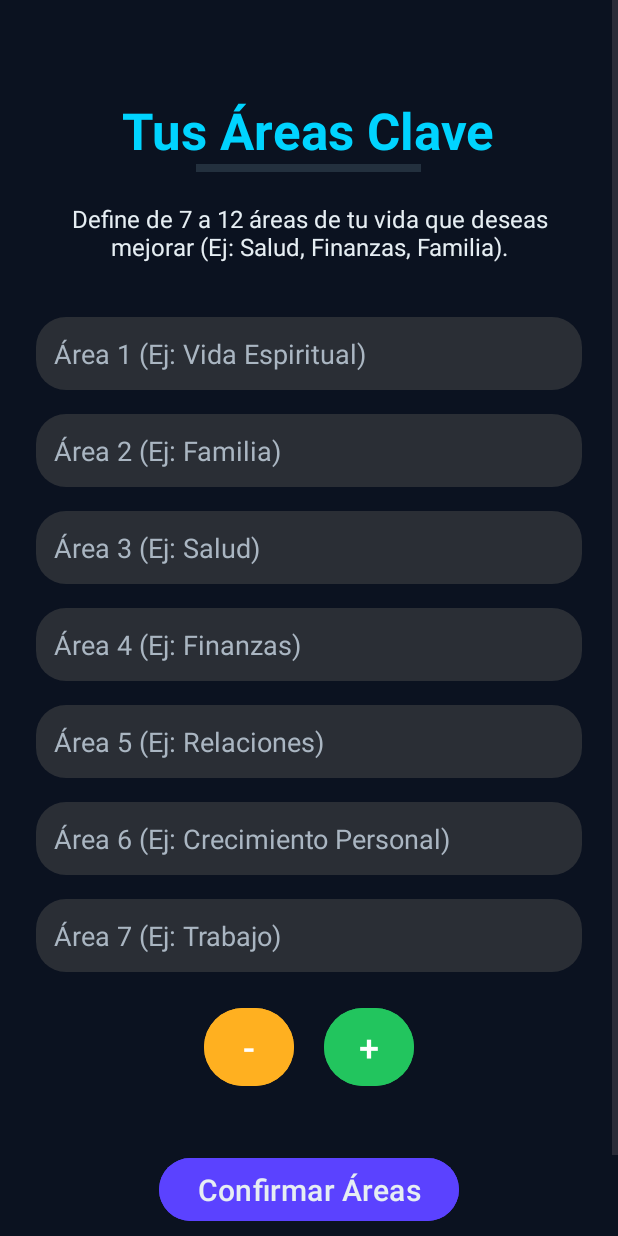
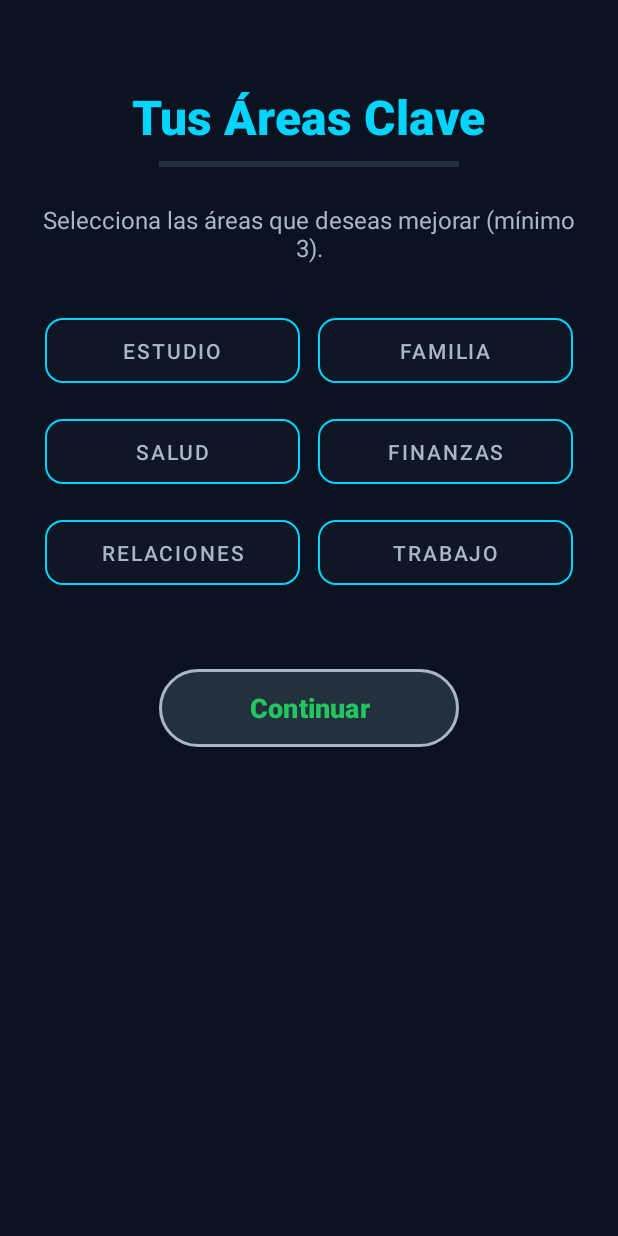
Before and after one commit to Bcio01/InfinityLive, an Android app: the SelectAreaActivity screen opened directly, with no data from a screen before it, on a phone screen of 412 x 824 dp. Run offline under Robolectric (Android 15) with nearby library versions, the light colour scheme and no system bars; our stand-ins replace Firebase (no records; nobody signed in at launch, a user with empty details on screens opened directly).

Commit message:
Inicio de sesion con Firebase y ajustes al diseño

```diff
--- /dev/null
+++ b/app/src/main/res/color/selector_boton_borde.xml
@@ -0,0 +1,5 @@
+<?xml version="1.0" encoding="utf-8"?>
+<selector xmlns:android="http://schemas.android.com/apk/res/android">
+    <item android:color="@color/primary" android:state_checked="true"/>
+    <item android:color="@color/acent"/>
+</selector>
--- /dev/null
+++ b/app/src/main/res/color/selector_boton_texto.xml
@@ -0,0 +1,5 @@
+<?xml version="1.0" encoding="utf-8"?>
+<selector xmlns:android="http://schemas.android.com/apk/res/android">
+    <item android:color="@color/text_primary" android:state_checked="true"/>
+    <item android:color="@color/text_secondary"/>
+</selector>
--- a/app/src/main/res/layout/activity_inicio.xml
+++ b/app/src/main/res/layout/activity_inicio.xml
@@ -89,7 +89,7 @@
                         android:layout_width="wrap_content"
                         android:layout_height="wrap_content"
                         android:text="❤️ HP: "
-                        android:textColor="@color/warning"
+                        android:textColor="@color/penalty"
                         android:textSize="16sp"/>
                     <TextView
                         android:id="@+id/tvHp"
@@ -110,7 +110,7 @@
                         android:layout_width="wrap_content"
                         android:layout_height="wrap_content"
                         android:text="💰 Monedas: "
-                        android:textColor="@color/success"
+                        android:textColor="@color/primary"
                         android:textSize="16sp"/>
                     <TextView
                         android:id="@+id/tvMonedas"
@@ -127,7 +127,7 @@
             android:layout_width="wrap_content"
             android:layout_height="wrap_content"
             android:text="Progreso de Áreas"
-            android:textColor="@color/acent"
+            android:textColor="@color/text_secondary"
             android:textSize="18sp"
             android:textStyle="bold"
             android:layout_marginStart="20dp"
--- a/app/src/main/res/layout/activity_main.xml
+++ b/app/src/main/res/layout/activity_main.xml
@@ -53,11 +53,13 @@
         android:id="@+id/btnComenzar"
         android:layout_width="200sp"
         android:layout_height="60sp"
-        android:backgroundTint="@color/achievement"
+        android:backgroundTint="@color/divider"
         android:text="Comenzar"
-        android:textColor="@color/text_primary"
+        android:textColor="@color/primary"
         android:textSize="20sp"
         app:cornerRadius="60sp"
+        app:strokeColor="@color/text_secondary"
+        app:strokeWidth="2dp"
         app:layout_constraintBottom_toBottomOf="parent"
         app:layout_constraintEnd_toEndOf="parent"
         app:layout_constraintHorizontal_bias="0.497"
--- a/app/src/main/res/layout/activity_select_area.xml
+++ b/app/src/main/res/layout/activity_select_area.xml
@@ -16,141 +16,155 @@
         <TextView
             android:layout_width="wrap_content"
             android:layout_height="wrap_content"
-            android:layout_marginTop="40sp"
+            android:layout_marginTop="32dp"
             android:text="Tus Áreas Clave"
             android:textColor="@color/acent"
-            android:textSize="34sp"
+            android:textSize="32sp"
+            android:fontFamily="sans-serif-black"
             android:textStyle="bold" />
 
         <View
-            android:id="@+id/divider"
-            android:layout_width="150sp"
-            android:layout_height="5sp"
-            android:background="@color/divider"/>
+            android:layout_width="200dp"
+            android:layout_height="4dp"
+            android:layout_marginTop="8dp"
+            android:background="@color/divider"
+            android:backgroundTint="@color/divider"/>
 
         <TextView
             android:layout_width="match_parent"
             android:layout_height="wrap_content"
-            android:layout_marginTop="20sp"
-            android:layout_marginBottom="20sp"
-            android:text="Define de 7 a 12 áreas de tu vida que deseas mejorar (Ej: Salud, Finanzas, Familia)."
+            android:layout_marginTop="24dp"
+            android:layout_marginBottom="24dp"
+            android:text="Selecciona las áreas que deseas mejorar (mínimo 3)."
             android:textSize="16sp"
-            android:textColor="@color/text_primary"
+            android:textColor="@color/text_secondary"
+            android:textAlignment="center"
             android:gravity="center_horizontal"/>
 
-        <LinearLayout
-            android:id="@+id/layoutAreasDinamicas"
+        <GridLayout
             android:layout_width="match_parent"
             android:layout_height="wrap_content"
-            android:orientation="vertical">
+            android:columnCount="2"
+            android:rowCount="3"
+            android:alignmentMode="alignMargins"
+            android:columnOrderPreserved="false"
+            android:useDefaultMargins="true">
 
-            <EditText
-                android:layout_width="match_parent"
+            <com.google.android.material.button.MaterialButton
+                android:id="@+id/btnArea1"
+                style="@style/Widget.MaterialComponents.Button.OutlinedButton"
+                android:layout_width="0dp"
                 android:layout_height="wrap_content"
-                android:layout_marginTop="16sp"
-                android:background="@drawable/rounded_input"
-                android:hint="Área 1 (Ej: Vida Espiritual)"
-                android:inputType="textCapSentences"
-                android:textColor="@color/text_primary"
-                android:textColorHint="@color/text_secondary" />
+                android:layout_columnWeight="1"
+                android:layout_margin="6dp"
+                android:paddingTop="12dp"
+                android:paddingBottom="12dp"
+                android:text="Estudio"
+                android:checkable="true"
+                app:cornerRadius="12dp"
+                app:strokeColor="@color/selector_boton_borde"
+                app:backgroundTint="@color/surface"
+                android:textColor="@color/selector_boton_texto"/>
 
-            <EditText
-                android:layout_width="match_parent"
+            <com.google.android.material.button.MaterialButton
+                android:id="@+id/btnArea2"
+                style="@style/Widget.MaterialComponents.Button.OutlinedButton"
+                android:layout_width="0dp"
                 android:layout_height="wrap_content"
-                android:layout_marginTop="16sp"
-                android:hint="Área 2 (Ej: Familia)"
-                android:inputType="textCapSentences"
-                android:background="@drawable/rounded_input"
-                android:textColor="@color/text_primary"
-                android:textColorHint="@color/text_secondary"/>
+                android:layout_columnWeight="1"
+                android:layout_margin="6dp"
+                android:paddingTop="12dp"
+                android:paddingBottom="12dp"
+                android:text="Familia"
+                android:checkable="true"
+                app:cornerRadius="12dp"
+                app:strokeColor="@color/selector_boton_borde"
+                app:backgroundTint="@color/surface"
+                android:textColor="@color/selector_boton_texto"/>
 
-            <EditText
-                android:layout_width="match_parent"
+            <com.google.android.material.button.MaterialButton
+                android:id="@+id/btnArea3"
+                style="@style/Widget.MaterialComponents.Button.OutlinedButton"
+                android:layout_width="0dp"
                 android:layout_height="wrap_content"
-                android:layout_marginTop="16dp"
-                android:hint="Área 3 (Ej: Salud)"
-                android:inputType="textCapSentences"
-                android:background="@drawable/rounded_input"
-                android:textColor="@color/text_primary"
-                android:textColorHint="@color/text_secondary"/>
+                android:layout_columnWeight="1"
+                android:layout_margin="6dp"
+                android:paddingTop="12dp"
+                android:paddingBottom="12dp"
+                android:text="Salud"
+                android:checkable="true"
+                app:cornerRadius="12dp"
+                app:strokeColor="@color/selector_boton_borde"
+                app:backgroundTint="@color/surface"
+                android:textColor="@color/selector_boton_texto"/>
 
-            <EditText
-                android:layout_width="match_parent"
+            <com.google.android.material.button.MaterialButton
+                android:id="@+id/btnArea4"
+                style="@style/Widget.MaterialComponents.Button.OutlinedButton"
+                android:layout_width="0dp"
                 android:layout_height="wrap_content"
-                android:layout_marginTop="16dp"
-                android:hint="Área 4 (Ej: Finanzas)"
-                android:inputType="textCapSentences"
-                android:background="@drawable/rounded_input"
-                android:textColor="@color/text_primary"
-                android:textColorHint="@color/text_secondary"/>
+                android:layout_columnWeight="1"
+                android:layout_margin="6dp"
+                android:paddingTop="12dp"
+                android:paddingBottom="12dp"
+                android:text="Finanzas"
+                android:checkable="true"
+                app:cornerRadius="12dp"
+                app:strokeColor="@color/selector_boton_borde"
+                app:backgroundTint="@color/surface"
+                android:textColor="@color/selector_boton_texto"/>
 
-            <EditText
-                android:layout_width="match_parent"
+            <com.google.android.material.button.MaterialButton
+                android:id="@+id/btnArea5"
+                style="@style/Widget.MaterialComponents.Button.OutlinedButton"
+                android:layout_width="0dp"
                 android:layout_height="wrap_content"
-                android:layout_marginTop="16dp"
-                android:hint="Área 5 (Ej: Relaciones)"
-                android:inputType="textCapSentences"
-                android:background="@drawable/rounded_input"
-                android:textColor="@color/text_primary"
-                android:textColorHint="@color/text_secondary"/>
+                android:layout_columnWeight="1"
+                android:layout_margin="6dp"
+                android:paddingTop="12dp"
+                android:paddingBottom="12dp"
+                android:text="Relaciones"
+                android:checkable="true"
+                app:cornerRadius="12dp"
+                app:strokeColor="@color/selector_boton_borde"
+                app:backgroundTint="@color/surface"
+                android:textColor="@color/selector_boton_texto"/>
 
-            <EditText
-                android:layout_width="match_parent"
+            <com.google.android.material.button.MaterialButton
+                android:id="@+id/btnArea6"
+                style="@style/Widget.MaterialComponents.Button.OutlinedButton"
+                android:layout_width="0dp"
                 android:layout_height="wrap_content"
-                android:layout_marginTop="16dp"
-                android:hint="Área 6 (Ej: Crecimiento Personal)"
-                android:inputType="textCapSentences"
-                android:background="@drawable/rounded_input"
-                android:textColor="@color/text_primary"
-                android:textColorHint="@color/text_secondary"/>
+                android:layout_columnWeight="1"
+                android:layout_margin="6dp"
+                android:paddingTop="12dp"
+                android:paddingBottom="12dp"
+                android:text="Trabajo"
+                android:checkable="true"
+                app:cornerRadius="12dp"
+                app:strokeColor="@color/selector_boton_borde"
+                app:backgroundTint="@color/surface"
+                android:textColor="@color/selector_boton_texto"/>
 
-            <EditText
-                android:layout_width="match_parent"
-                android:layout_height="wrap_content"
-                android:layout_marginTop="16dp"
-                android:hint="Área 7 (Ej: Trabajo)"
-                android:inputType="textCapSentences"
-                android:background="@drawable/rounded_input"
-                android:textColor="@color/text_primary"
-                android:textColorHint="@color/text_secondary"/>
+        </GridLayout>
 
-        </LinearLayout>
-
-        <LinearLayout
+        <Space
             android:layout_width="match_parent"
-            android:layout_height="wrap_content"
-            android:orientation="horizontal"
-            android:gravity="center"
-            android:layout_marginTop="20dp">
-
-            <Button
-                android:id="@+id/btnQuitarArea"
-                android:layout_width="60dp"
-                android:layout_height="60dp"
-                android:text="-"
-                android:textSize="24sp"
-                android:backgroundTint="@color/warning"
-                android:layout_marginEnd="20dp"/>
-
-            <Button
-                android:id="@+id/btnAnadirArea"
-                android:layout_width="60dp"
-                android:layout_height="60dp"
-                android:text="+"
-                android:textSize="24sp"
-                android:backgroundTint="@color/success"/>
-        </LinearLayout>
+            android:layout_height="40dp"/>
 
         <Button
             android:id="@+id/btnConfirmarAreas"
-            android:layout_width="200sp"
-            android:layout_height="50sp"
-            android:layout_marginTop="40dp"
-            android:layout_marginBottom="40dp"
-            android:text="Confirmar Áreas"
-            android:textSize="20sp"
-            android:backgroundTint="@color/achievement"
-            android:textColor="@color/text_primary"/>
+            android:layout_width="200dp"
+            android:layout_height="60dp"
+            android:text="Continuar"
+            android:textSize="18sp"
+            android:textStyle="bold"
+            android:layout_marginHorizontal="20dp"
+            app:cornerRadius="30dp"
+            app:strokeColor="@color/text_secondary"
+            app:strokeWidth="2dp"
+            android:backgroundTint="@color/divider"
+            android:textColor="@color/success"/>
 
     </LinearLayout>
 </ScrollView>
--- a/app/src/main/res/layout/item_area.xml
+++ b/app/src/main/res/layout/item_area.xml
@@ -20,7 +20,7 @@
             android:layout_width="0dp"
             android:layout_height="wrap_content"
             android:layout_weight="1"
-            android:textColor="@color/text_primary"
+            android:textColor="@color/text_secondary"
             android:textSize="16sp"
             tools:text="Vida Espiritual" />
 
@@ -42,6 +42,6 @@
         android:layout_marginTop="8dp"
         android:max="100"
         android:progress="30"
-        android:progressTint="@color/acent" />
+        android:progressTint="@color/achievement" />
 
 </LinearLayout>
--- a/gradle.properties
+++ b/gradle.properties
@@ -6,7 +6,7 @@
 # http://www.gradle.org/docs/current/userguide/build_environment.html
 # Specifies the JVM arguments used for the daemon process.
 # The setting is particularly useful for tweaking memory settings.
-org.gradle.jvmargs=-Xmx2048m -Dfile.encoding=UTF-8
+org.gradle.jvmargs=-Xmx3048m -Dfile.encoding=UTF-8
 # When configured, Gradle will run in incubating parallel mode.
 # This option should only be used with decoupled projects. For more details, visit
 # https://developer.android.com/r/tools/gradle-multi-project-decoupled-projects
```
Also changed, not shown: app/build.gradle.kts (+7 -5 lines), app/src/main/java/com/saamael/infinitylive/SelectAreaActivity.kt (+55 -89 lines), app/src/main/res/layout/activity_login.xml (+10 -6 lines), app/src/main/res/layout/activity_register.xml (+9 -4 lines), app/src/main/res/drawable/iconogoogle.png, 4 other files.
